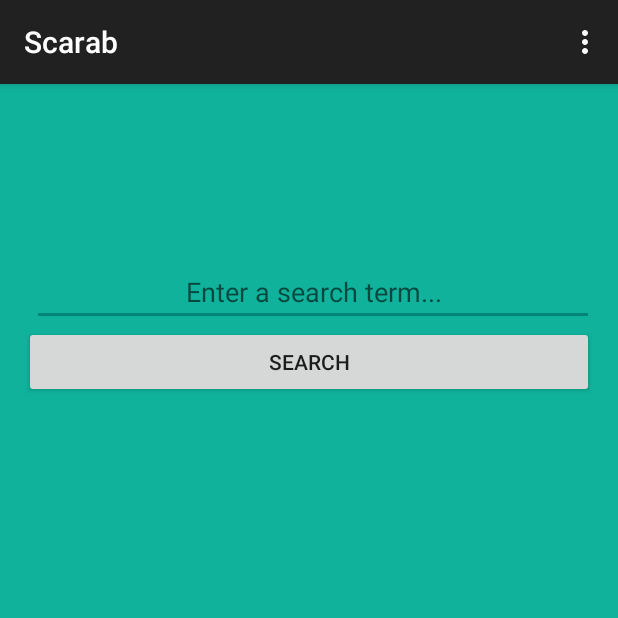
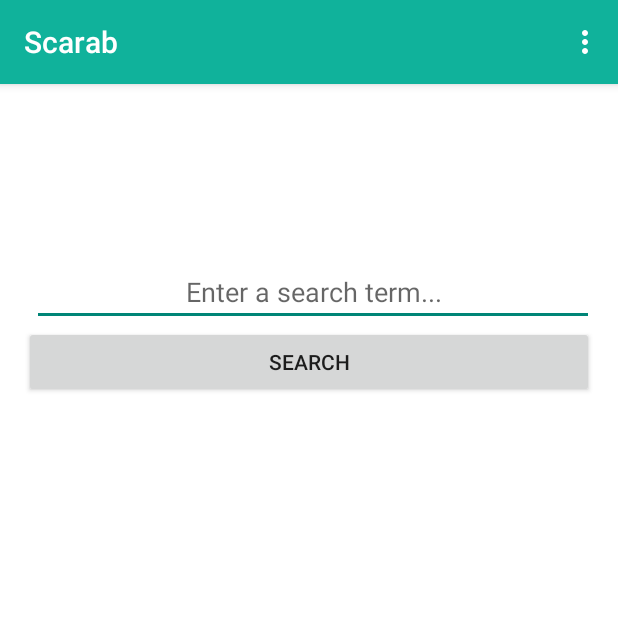
Before and after one commit to CillianM/Scarab, an Android app: the screen it shows after launch (MainActivity), on a phone screen of 412 x 824 dp, the top half of it. Run offline under Robolectric (Android 15) with nearby library versions, the phone set to English and light mode, and no system bars.

Commit message:
App Updates
UI Changes

```diff
--- a/V4 - App/app/src/main/java/ieminisham/dcu/redbrick/httpwww/scarab/MainActivity.java
+++ b/V4 - App/app/src/main/java/ieminisham/dcu/redbrick/httpwww/scarab/MainActivity.java
@@ -10,13 +10,11 @@ import android.view.View;
 import android.widget.EditText;
 
 public class MainActivity extends AppCompatActivity {
-    public final static String EXTRA_MESSAGE = "ieminisham.dcu.redbrick.httpwww.scarab.cillian";
 
     @Override
     protected void onCreate(Bundle savedInstanceState) {
         super.onCreate(savedInstanceState);
         setContentView(R.layout.activity_main);
-        findViewById(R.id.loadingPanel).setVisibility(View.GONE);
 
         if (android.os.Build.VERSION.SDK_INT > 9) {
             StrictMode.ThreadPolicy policy = new StrictMode.ThreadPolicy.Builder().permitAll().build();
--- a/V4 - App/app/src/main/res/layout/activity_main.xml
+++ b/V4 - App/app/src/main/res/layout/activity_main.xml
@@ -8,17 +8,8 @@
     android:paddingBottom="@dimen/activity_vertical_margin" tools:context=".MainActivity"
     android:weightSum="1"
     android:orientation="vertical"
-    android:background="#10b29b"
+    android:background="#FFFFFF"
     >
-
-    <ProgressBar
-        android:id="@+id/loadingPanel"
-        android:layout_width="81dp"
-        android:layout_height="wrap_content"
-        android:indeterminate="true"
-        android:gravity="center_horizontal"
-        android:layout_gravity="center_horizontal"
-        android:layout_weight="0.09" />
 
     <EditText
         android:id="@+id/searchBar"
@@ -37,11 +28,7 @@
         android:layout_width="fill_parent"
         android:layout_height="wrap_content"
         android:text="@string/button_send"
-        android:onClick="search"
-        android:layout_centerVertical="true"
-        android:layout_centerHorizontal="true"
-        android:layout_below="@+id/searchBar"
-        />
+        android:onClick="search" />
 
 
 </LinearLayout>
--- a/V4 - App/app/src/main/res/layout/activity_search.xml
+++ b/V4 - App/app/src/main/res/layout/activity_search.xml
@@ -21,7 +21,7 @@
 
     <ImageButton
         android:id="@+id/linkButton"
-        android:background="#10b29b"
+        android:background="@color/blue_green"
         android:src="@drawable/down"
         android:contentDescription="@string/arrow_description"
         android:onClick="showLinks"
--- a/V4 - App/app/src/main/res/values/styles.xml
+++ b/V4 - App/app/src/main/res/values/styles.xml
@@ -2,7 +2,34 @@
 
     <!-- Base application theme. -->
     <style name="AppTheme" parent="Theme.AppCompat.Light.DarkActionBar">
-        <!-- Customize your theme here. -->
+        <item name="actionBarStyle">@style/Widget.AppTheme.ActionBar</item>
+        <item name="actionBarTheme">@style/ThemeOverlay.AppTheme.ActionBar</item>
+        <item name="actionBarPopupTheme">@style/ThemeOverlay.AppTheme.PopupMenu</item>
+    </style>
+
+    <style name="Widget.AppTheme.ActionBar" parent="Widget.AppCompat.ActionBar.Solid">
+        <!-- action bar background -->
+        <item name="background">@color/blue_green</item>
+        <!-- action bar elevation -->
+        <item name="elevation">4dp</item>
+    </style>
+
+    <style name="ThemeOverlay.AppTheme.ActionBar" parent="ThemeOverlay.AppCompat.Dark.ActionBar">
+        <!-- title text color -->
+        <item name="android:textColorPrimary">#FFFFFF</item>
+        <!-- subtitle text color -->
+        <item name="android:textColorSecondary">?android:textColorPrimary</item>
+        <!-- action menu item text color -->
+        <item name="actionMenuTextColor">?android:textColorPrimary</item>
+        <!-- action menu item icon color - only applies to appcompat-v7 icons :( -->
+        <item name="colorControlNormal">?android:textColorPrimary</item>
+    </style>
+
+    <style name="ThemeOverlay.AppTheme.PopupMenu" parent="ThemeOverlay.AppCompat.Dark">
+        <!-- popup menu background - NEVER "android:background" !!! in themes -->
+        <item name="android:colorBackground">@color/blue_green</item>
+        <!-- popup menu item text color -->
+        <item name="android:textColorPrimary">@color/blue_green</item>
     </style>
 
 </resources>
```
Also changed, not shown: V4 - App/app/src/main/java/ieminisham/dcu/redbrick/httpwww/scarab/LinkActivity.java (+7 -2 lines), V4 - App/app/src/main/res/layout/activity_link.xml (+19 -2 lines), V4 - App/app/src/main/res/values/colors.xml (added, +16 -0 lines), V4 - App/app/src/main/res/drawable/up.png (added), 1 other file.
